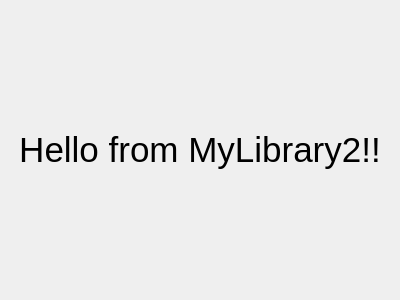
Above: MyLibrary2/mylibrary2.ui from jmruiza/Qt_Tests before the change. Below: the same form after it.
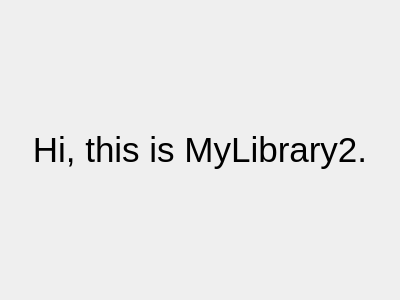
That is the form after the change.

Commit message:
Add a new form class to MyLibrary2
I don't know what I did but.. now it's working... I add a new
class to the second library and test the modal mode to show forms.

I will add new classes to MyLibrary2 to evaluate if I can use both
simple classes and Form Classes.

I will merge this brach to the master branch and create a TAG:
 - V0.1

```diff
--- a/MyLibrary2/mylibrary2.ui
+++ b/MyLibrary2/mylibrary2.ui
@@ -22,7 +22,7 @@
       </font>
      </property>
      <property name="text">
-      <string>Hello from MyLibrary2!!</string>
+      <string>Hi, this is MyLibrary2.</string>
      </property>
      <property name="alignment">
       <set>Qt::AlignCenter</set>
```
The commit also changes 9 other files.
